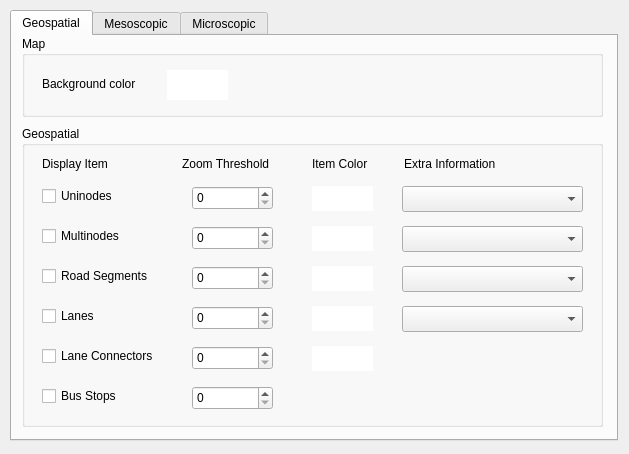
Old version of the form dialog/preferencedialog.ui in the repository nhudinhtuan/iSimVisualizer.
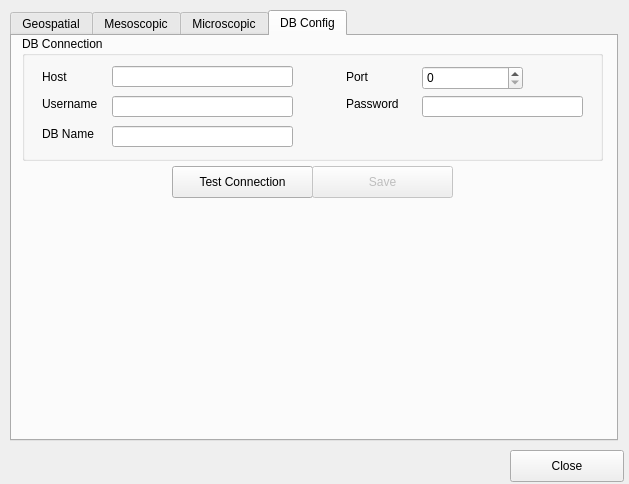
New version of the form. The open tabs and pages were chosen to show the change.

Commit message: fix UI close button

The edit to the form file:
```diff
--- a/dialog/preferencedialog.ui
+++ b/dialog/preferencedialog.ui
@@ -7,7 +7,7 @@
     <x>0</x>
     <y>0</y>
     <width>629</width>
-    <height>454</height>
+    <height>484</height>
    </rect>
   </property>
   <property name="windowTitle">
@@ -3163,6 +3163,203 @@
      </widget>
     </widget>
    </widget>
+   <widget class="QWidget" name="dbconnection">
+    <attribute name="title">
+     <string>DB Config</string>
+    </attribute>
+    <widget class="QGroupBox" name="groupBox">
+     <property name="geometry">
+      <rect>
+       <x>10</x>
+       <y>0</y>
+       <width>581</width>
+       <height>125</height>
+      </rect>
+     </property>
+     <property name="title">
+      <string>DB Connection</string>
+     </property>
+     <widget class="QLabel" name="hostLabel">
+      <property name="geometry">
+       <rect>
+        <x>20</x>
+        <y>30</y>
+        <width>51</width>
+        <height>21</height>
+       </rect>
+      </property>
+      <property name="text">
+       <string>Host</string>
+      </property>
+     </widget>
+     <widget class="QLineEdit" name="hostInput">
+      <property name="geometry">
+       <rect>
+        <x>90</x>
+        <y>30</y>
+        <width>181</width>
+        <height>21</height>
+       </rect>
+      </property>
+     </widget>
+     <widget class="QLabel" name="portLabel">
+      <property name="geometry">
+       <rect>
+        <x>324</x>
+        <y>30</y>
+        <width>61</width>
+        <height>21</height>
+       </rect>
+      </property>
+      <property name="text">
+       <string>Port</string>
+      </property>
+     </widget>
+     <widget class="QSpinBox" name="portInput">
+      <property name="geometry">
+       <rect>
+        <x>400</x>
+        <y>30</y>
+        <width>101</width>
+        <height>24</height>
+       </rect>
+      </property>
+      <property name="maximum">
+       <number>10000</number>
+      </property>
+     </widget>
+     <widget class="QLabel" name="usernameLabel">
+      <property name="geometry">
+       <rect>
+        <x>20</x>
+        <y>60</y>
+        <width>81</width>
+        <height>16</height>
+       </rect>
+      </property>
+      <property name="text">
+       <string>Username</string>
+      </property>
+     </widget>
+     <widget class="QLabel" name="passwordLabel">
+      <property name="geometry">
+       <rect>
+        <x>324</x>
+        <y>60</y>
+        <width>71</width>
+        <height>16</height>
+       </rect>
+      </property>
+      <property name="text">
+       <string>Password</string>
+      </property>
+     </widget>
+     <widget class="QLabel" name="dbnameLabel">
+      <property name="geometry">
+       <rect>
+        <x>20</x>
+        <y>90</y>
+        <width>62</width>
+        <height>16</height>
+       </rect>
+      </property>
+      <property name="text">
+       <string>DB Name</string>
+      </property>
+     </widget>
+     <widget class="QLineEdit" name="usernameInput">
+      <property name="geometry">
+       <rect>
+        <x>90</x>
+        <y>60</y>
+        <width>181</width>
+        <height>21</height>
+       </rect>
+      </property>
+     </widget>
+     <widget class="QLineEdit" name="passwordInput">
+      <property name="geometry">
+       <rect>
+        <x>400</x>
+        <y>60</y>
+        <width>161</width>
+        <height>21</height>
+       </rect>
+      </property>
+     </widget>
+     <widget class="QLineEdit" name="dbNameInput">
+      <property name="geometry">
+       <rect>
+        <x>90</x>
+        <y>90</y>
+        <width>181</width>
+        <height>21</height>
+       </rect>
+      </property>
+     </widget>
+    </widget>
+    <widget class="QPushButton" name="testConBut">
+     <property name="geometry">
+      <rect>
+       <x>160</x>
+       <y>130</y>
+       <width>141</width>
+       <height>32</height>
+      </rect>
+     </property>
+     <property name="text">
+      <string>Test Connection</string>
+     </property>
+    </widget>
+    <widget class="QPushButton" name="saveDbBut">
+     <property name="enabled">
+      <bool>false</bool>
+     </property>
+     <property name="geometry">
+      <rect>
+       <x>300</x>
+       <y>130</y>
+       <width>141</width>
+       <height>32</height>
+      </rect>
+     </property>
+     <property name="text">
+      <string>Save</string>
+     </property>
+    </widget>
+    <widget class="QLabel" name="dbMessage">
+     <property name="geometry">
+      <rect>
+       <x>10</x>
+       <y>180</y>
+       <width>581</width>
+       <height>141</height>
+      </rect>
+     </property>
+     <property name="text">
+      <string/>
+     </property>
+     <property name="alignment">
+      <set>Qt::AlignHCenter|Qt::AlignTop</set>
+     </property>
+     <property name="wordWrap">
+      <bool>true</bool>
+     </property>
+    </widget>
+   </widget>
+  </widget>
+  <widget class="QPushButton" name="closeButton">
+   <property name="geometry">
+    <rect>
+     <x>510</x>
+     <y>450</y>
+     <width>114</width>
+     <height>32</height>
+    </rect>
+   </property>
+   <property name="text">
+    <string>Close</string>
+   </property>
   </widget>
  </widget>
  <resources/>
```
Left out of the diff: 2 changed lines with no effect on the pictures. The commit also changes 20 other files.
